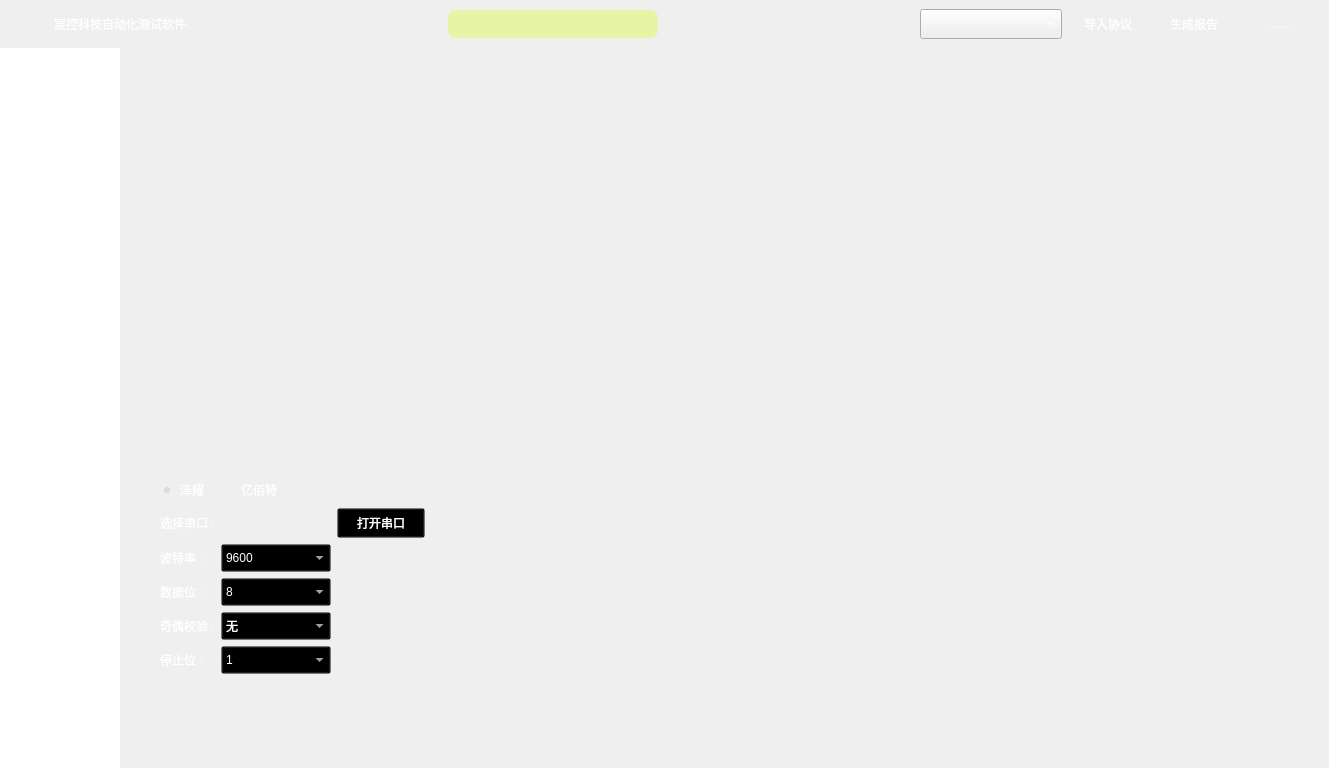
This is KCTS/KCTS Project/UI/main_window_ui.ui in learniuH/work as Qt 5 draws it before an edit. The edited form follows.
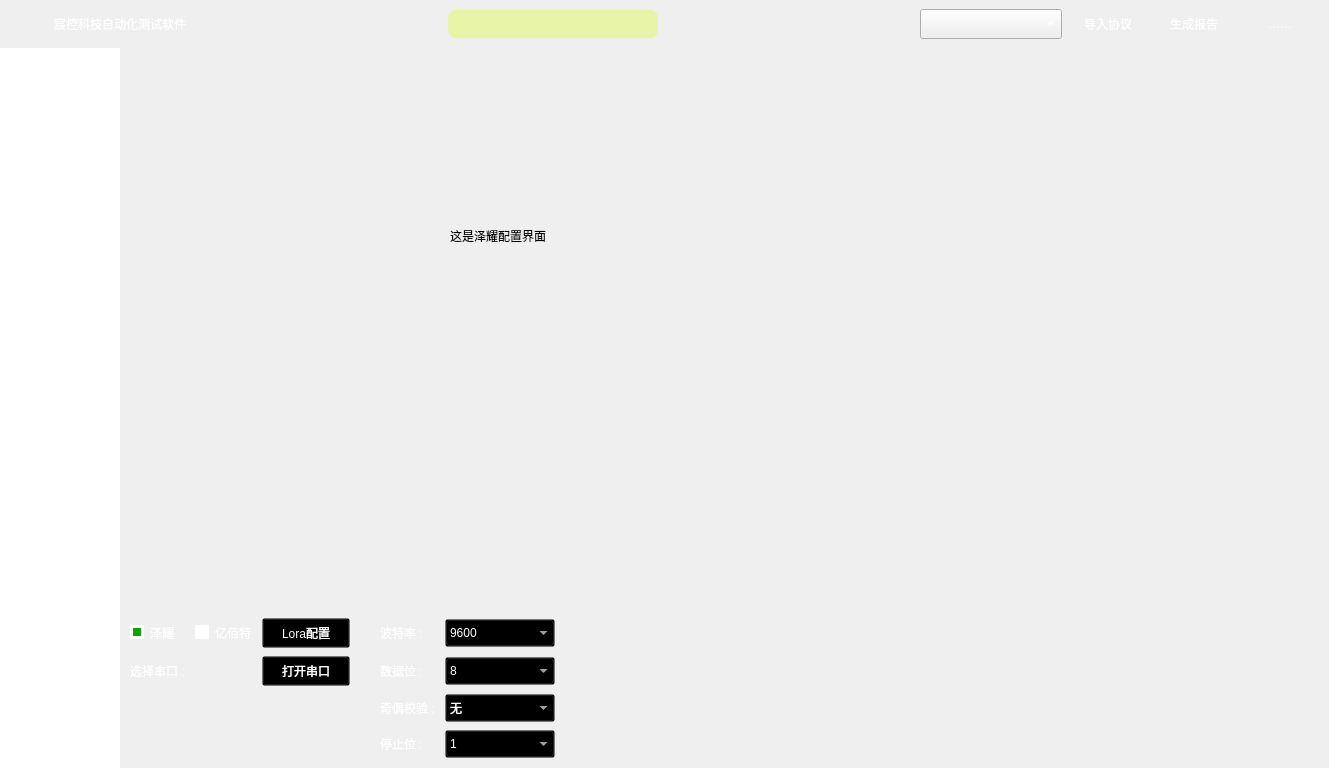
This is the edited form. The open tabs and pages were chosen to show the change. Icons and pictures are not drawn.

Commit message: 添加Lora配置

What changed in the file:
```diff
--- a/KCTS/KCTS Project/UI/main_window_ui.ui
+++ b/KCTS/KCTS Project/UI/main_window_ui.ui
@@ -3716,144 +3716,176 @@
 	background-color: transparent;
 }</string>
           </property>
-          <widget class="QWidget" name="gridLayoutWidget">
-           <property name="geometry">
-            <rect>
-             <x>40</x>
-             <y>430</y>
-             <width>1001</width>
-             <height>201</height>
-            </rect>
+          <layout class="QVBoxLayout" name="verticalLayout_10">
+           <property name="spacing">
+            <number>0</number>
            </property>
-           <layout class="QGridLayout" name="gridLayout_serial_port_info" rowstretch="0,0,0,0,0,0">
-            <item row="3" column="1">
-             <widget class="QComboBox" name="comboBox_data_bits">
-              <property name="styleSheet">
-               <string notr="true">QComboBox {
-	border: 1px solid qlineargradient(x1: 0, y1: 0, x2: 0, y2: 1,
-                                      stop: 0 #f6f7fa, stop: 1 #dadbde);
-	background-color: qlineargradient(spread: pad, x1: 1, y1: 0, x2: 0, y2: 1,
-		                              stop: 0 #0d1117,  /* 起始颜色 */
-		                              stop: 1 #414a5a   /* 结束颜色 */ ); /* 背景颜色 */
-	color: white;		/* 字体颜色 */
-	font: 9pt &quot;微软雅黑&quot;;
-	height: 22px;
-	min-width: 80px;
-}
-
-QComboBox::drop-down {
-	width: 18px;
-}
-
-QComboBox QAbstractItemView {
-	outline: 0px solid gray;
-	border: 2px solid qlineargradient(x1: 0, y1: 0, x2: 0, y2: 1,
-                                      stop: 0 #f6f7fa, stop: 1 #dadbde);
-	color: white;
-	background-color: qlineargradient(x1: 1, y1: 0, x2: 0, y2: 0,
-                                      stop: 0 #989da5, stop: 1 #404959);
-	selection-background-color: #435068;
-}
-
-QComboBox QAbstractItemView::item {
-	height: 22px;
-}
-
-/* 滚动条的宽度 */
-QComboBox QScrollBar:vertical {
-
-	width: 10px;
-}
-
-QComboBox QScrollBar::handle:vertical {
-	min-height: 20px; /* 滑块最小高度 */
-}
-
-/* 滚动条悬停颜色 */
-QComboBox QScrollBar::handle:vertical:hover {
-	border: 1px solid white;		/* 滚动条的边框颜色 */
-	background-color: #3c485d;
-}
-
-/* 始终隐藏上下箭头 */
-QComboBox QScrollBar::sub-line,
-QComboBox QScrollBar::add-line {
-	background: none;
-}
-
-QComboBox QScrollBar::add-page,
-QComboBox QScrollBar::sub-page {
-	background: qlineargradient(x1: 0, y1: 0, x2: 0, y2: 1,
-                                stop: 0 #f6f7fa, stop: 1 #dadbde);
-}
-</string>
-              </property>
-              <property name="currentIndex">
-               <number>3</number>
-              </property>
-              <item>
-               <property name="text">
-                <string>5</string>
+           <property name="leftMargin">
+            <number>0</number>
+           </property>
+           <property name="topMargin">
+            <number>0</number>
+           </property>
+           <property name="rightMargin">
+            <number>0</number>
+           </property>
+           <property name="bottomMargin">
+            <number>10</number>
+           </property>
+           <item>
+            <widget class="QStackedWidget" name="stackedWidget_serial_asst">
+             <widget class="QWidget" name="page_serial_asst_mainwindow">
+              <widget class="QLabel" name="label">
+               <property name="geometry">
+                <rect>
+                 <x>370</x>
+                 <y>190</y>
+                 <width>231</width>
+                 <height>16</height>
+                </rect>
                </property>
-              </item>
-              <item>
                <property name="text">
-                <string>6</string>
+                <string>串口助手主界面</string>
                </property>
-              </item>
-              <item>
+              </widget>
+             </widget>
+             <widget class="QWidget" name="page_ashining_config">
+              <widget class="QLabel" name="label_3">
+               <property name="geometry">
+                <rect>
+                 <x>330</x>
+                 <y>180</y>
+                 <width>241</width>
+                 <height>16</height>
+                </rect>
+               </property>
                <property name="text">
-                <string>7</string>
+                <string>这是泽耀配置界面</string>
                </property>
-              </item>
-              <item>
+              </widget>
+             </widget>
+             <widget class="QWidget" name="page_ebyte_config">
+              <widget class="QLabel" name="label_4">
+               <property name="geometry">
+                <rect>
+                 <x>380</x>
+                 <y>200</y>
+                 <width>231</width>
+                 <height>16</height>
+                </rect>
+               </property>
                <property name="text">
-                <string>8</string>
+                <string>这是ebyte配置界面</string>
                </property>
-              </item>
+              </widget>
              </widget>
-            </item>
-            <item row="3" column="0">
-             <widget class="QLabel" name="label_data_bits">
-              <property name="styleSheet">
-               <string notr="true">QLabel {
+            </widget>
+           </item>
+           <item>
+            <layout class="QGridLayout" name="gridLayout_serial_port_info" rowstretch="0,0,0,0">
+             <property name="horizontalSpacing">
+              <number>10</number>
+             </property>
+             <property name="verticalSpacing">
+              <number>8</number>
+             </property>
+             <item row="1" column="1">
+              <widget class="QLabel" name="label_com_select">
+               <property name="styleSheet">
+                <string notr="true">QLabel {
+	font: 9pt &quot;微软雅黑&quot;;
+	color: white;
 	max-width: 100px;
+}</string>
+               </property>
+               <property name="text">
+                <string>选择串口 :</string>
+               </property>
+              </widget>
+             </item>
+             <item row="0" column="5">
+              <widget class="QLabel" name="label_baud_rate">
+               <property name="minimumSize">
+                <size>
+                 <width>0</width>
+                 <height>0</height>
+                </size>
+               </property>
+               <property name="maximumSize">
+                <size>
+                 <width>100</width>
+                 <height>16777215</height>
+                </size>
+               </property>
+               <property name="styleSheet">
+                <string notr="true">QLabel {
 	font: 9pt &quot;微软雅黑&quot;;
+	max-width: 100px;
 	color: white;
 }</string>
-              </property>
-              <property name="text">
-               <string>数据位 :</string>
-              </property>
-             </widget>
-            </item>
-            <item row="1" column="0">
-             <widget class="QLabel" name="label_com_select">
-              <property name="styleSheet">
-               <string notr="true">QLabel {
+               </property>
+               <property name="text">
+                <string>波特率 :</string>
+               </property>
+              </widget>
+             </item>
+             <item row="1" column="5">
+              <widget class="QLabel" name="label_data_bits">
+               <property name="styleSheet">
+                <string notr="true">QLabel {
+	max-width: 100px;
 	font: 9pt &quot;微软雅黑&quot;;
 	color: white;
+}</string>
+               </property>
+               <property name="text">
+                <string>数据位 :</string>
+               </property>
+              </widget>
+             </item>
+             <item row="0" column="4">
+              <spacer name="horizontalSpacer_9">
+               <property name="orientation">
+                <enum>Qt::Horizontal</enum>
+               </property>
+               <property name="sizeType">
+                <enum>QSizePolicy::Fixed</enum>
+               </property>
+               <property name="sizeHint" stdset="0">
+                <size>
+                 <width>20</width>
+                 <height>20</height>
+                </size>
+               </property>
+              </spacer>
+             </item>
+             <item row="3" column="5">
+              <widget class="QLabel" name="label_stop_bit">
+               <property name="styleSheet">
+                <string notr="true">QLabel {
 	max-width: 100px;
+	font: 9pt &quot;微软雅黑&quot;;
+	color: white;
 }</string>
-              </property>
-              <property name="text">
-               <string>选择串口 :</string>
-              </property>
-             </widget>
-            </item>
-            <item row="2" column="1">
-             <widget class="QComboBox" name="comboBox_baud_rate">
-              <property name="enabled">
-               <bool>true</bool>
-              </property>
-              <property name="maximumSize">
-               <size>
-                <width>16777215</width>
-                <height>16777215</height>
-               </size>
-              </property>
-              <property name="styleSheet">
-               <string notr="true">QComboBox {
+               </property>
+               <property name="text">
+                <string>停止位 :</string>
+               </property>
+              </widget>
+             </item>
+             <item row="0" column="6">
+              <widget class="QComboBox" name="comboBox_baud_rate">
+               <property name="enabled">
+                <bool>true</bool>
+               </property>
+               <property name="maximumSize">
+                <size>
+                 <width>16777215</width>
+                 <height>16777215</height>
+                </size>
+               </property>
+               <property name="styleSheet">
+                <string notr="true">QComboBox {
 	border: 1px solid qlineargradient(x1: 0, y1: 0, x2: 0, y2: 1,
                                       stop: 0 #f6f7fa, stop: 1 #dadbde);
 	background-color: qlineargradient(spread: pad, x1: 1, y1: 0, x2: 0, y2: 1,
@@ -3923,86 +3955,176 @@
                                 stop: 0 #f6f7fa, stop: 1 #dadbde);
 }
 </string>
-              </property>
-              <property name="currentIndex">
-               <number>6</number>
-              </property>
-              <item>
-               <property name="text">
-                <string>110</string>
                </property>
-              </item>
-              <item>
-               <property name="text">
-                <string>300</string>
+               <property name="currentIndex">
+                <number>6</number>
                </property>
-              </item>
-              <item>
-               <property name="text">
-                <string>600</string>
+               <property name="maxVisibleItems">
+                <number>7</number>
                </property>
-              </item>
-              <item>
-               <property name="text">
-                <string>1200</string>
+               <item>
+                <property name="text">
+                 <string>110</string>
+                </property>
+               </item>
+               <item>
+                <property name="text">
+                 <string>300</string>
+                </property>
+               </item>
+               <item>
+                <property name="text">
+                 <string>600</string>
+                </property>
+               </item>
+               <item>
+                <property name="text">
+                 <string>1200</string>
+                </property>
+               </item>
+               <item>
+                <property name="text">
+                 <string>2400</string>
+                </property>
+               </item>
+               <item>
+                <property name="text">
+                 <string>4800</string>
+                </property>
+               </item>
+               <item>
+                <property name="text">
+                 <string>9600</string>
+                </property>
+               </item>
+               <item>
+                <property name="text">
+                 <string>14400</string>
+                </property>
+               </item>
+               <item>
+                <property name="text">
+                 <string>19200</string>
+                </property>
+               </item>
+               <item>
+                <property name="text">
+                 <string>38400</string>
+                </property>
+               </item>
+               <item>
+                <property name="text">
+                 <string>57600</string>
+                </property>
+               </item>
+               <item>
+                <property name="text">
+                 <string>115200</string>
+                </property>
+               </item>
+               <item>
+                <property name="text">
+                 <string>128000</string>
+                </property>
+               </item>
+               <item>
+                <property name="text">
+                 <string>256000</string>
+                </property>
+               </item>
+              </widget>
+             </item>
+             <item row="1" column="6">
+              <widget class="QComboBox" name="comboBox_data_bits">
+               <property name="styleSheet">
+                <string notr="true">QComboBox {
+	border: 1px solid qlineargradient(x1: 0, y1: 0, x2: 0, y2: 1,
+                                      stop: 0 #f6f7fa, stop: 1 #dadbde);
+	background-color: qlineargradient(spread: pad, x1: 1, y1: 0, x2: 0, y2: 1,
+		                              stop: 0 #0d1117,  /* 起始颜色 */
+		                              stop: 1 #414a5a   /* 结束颜色 */ ); /* 背景颜色 */
+	color: white;		/* 字体颜色 */
+	font: 9pt &quot;微软雅黑&quot;;
+	height: 22px;
+	min-width: 80px;
+}
+
+QComboBox::drop-down {
+	width: 18px;
+}
+
+QComboBox QAbstractItemView {
+	outline: 0px solid gray;
+	border: 2px solid qlineargradient(x1: 0, y1: 0, x2: 0, y2: 1,
+                                      stop: 0 #f6f7fa, stop: 1 #dadbde);
+	color: white;
+	background-color: qlineargradient(x1: 1, y1: 0, x2: 0, y2: 0,
+                                      stop: 0 #989da5, stop: 1 #404959);
+	selection-background-color: #435068;
+}
+
+QComboBox QAbstractItemView::item {
+	height: 22px;
+}
+
+/* 滚动条的宽度 */
+QComboBox QScrollBar:vertical {
+
+	width: 10px;
+}
+
+QComboBox QScrollBar::handle:vertical {
+	min-height: 20px; /* 滑块最小高度 */
+}
+
+/* 滚动条悬停颜色 */
+QComboBox QScrollBar::handle:vertical:hover {
+	border: 1px solid white;		/* 滚动条的边框颜色 */
+	background-color: #3c485d;
+}
+
+/* 始终隐藏上下箭头 */
+QComboBox QScrollBar::sub-line,
+QComboBox QScrollBar::add-line {
+	background: none;
+}
+
+QComboBox QScrollBar::add-page,
+QComboBox QScrollBar::sub-page {
+	background: qlineargradient(x1: 0, y1: 0, x2: 0, y2: 1,
+                                stop: 0 #f6f7fa, stop: 1 #dadbde);
+}
+</string>
                </property>
-              </item>
-              <item>
-               <property name="text">
-                <string>2400</string>
+               <property name="currentIndex">
+                <number>3</number>
                </property>
-              </item>
-              <item>
-               <property name="text">
-                <string>4800</string>
-               </property>
-              </item>
-              <item>
-               <property name="text">
-                <string>9600</string>
-               </property>
-              </item>
-              <item>
-               <property name="text">
-                <string>14400</string>
-               </property>
-              </item>
-              <item>
-               <property name="text">
-                <string>19200</string>
-               </property>
-              </item>
-              <item>
-               <property name="text">
-                <string>38400</string>
-               </property>
-              </item>
-              <item>
-               <property name="text">
-                <string>57600</string>
-               </property>
-              </item>
-              <item>
-               <property name="text">
-                <string>115200</string>
-               </property>
-              </item>
-              <item>
-               <property name="text">
-                <string>128000</string>
-               </property>
-              </item>
-              <item>
-               <property name="text">
-                <string>256000</string>
-               </property>
-              </item>
-             </widget>
-            </item>
-            <item row="4" column="1">
-             <widget class="QComboBox" name="comboBox_parity">
-              <property name="styleSheet">
-               <string notr="true">QComboBox {
+               <item>
+                <property name="text">
+                 <string>5</string>
+                </property>
+               </item>
+               <item>
+                <property name="text">
+                 <string>6</string>
+                </property>
+               </item>
+               <item>
+                <property name="text">
+                 <string>7</string>
+                </property>
+               </item>
+               <item>
+                <property name="text">
+                 <string>8</string>
+                </property>
+               </item>
+              </widget>
+             </item>
+             <item row="3" column="6">
+              <widget class="QComboBox" name="comboBox_stop_bits">
+               <property name="styleSheet">
+                <string notr="true">QComboBox {
 	border: 1px solid qlineargradient(x1: 0, y1: 0, x2: 0, y2: 1,
                                       stop: 0 #f6f7fa, stop: 1 #dadbde);
 	background-color: qlineargradient(spread: pad, x1: 1, y1: 0, x2: 0, y2: 1,
@@ -4060,34 +4182,114 @@
                                 stop: 0 #f6f7fa, stop: 1 #dadbde);
 }
 </string>
-              </property>
-              <item>
-               <property name="text">
-                <string>无</string>
                </property>
-              </item>
-              <item>
+               <item>
+                <property name="text">
+                 <string>1</string>
+                </property>
+               </item>
+               <item>
+                <property name="text">
+                 <string>1.5</string>
+                </property>
+               </item>
+               <item>
+                <property name="text">
+                 <string>2</string>
+                </property>
+               </item>
+              </widget>
+             </item>
+             <item row="0" column="2">
+              <widget class="QRadioButton" name="radioButton_ebyte">
+               <property name="styleSheet">
+                <string notr="true">QRadioButton {
+	font: 9pt &quot;微软雅黑&quot;;
+	color: white;
+}
+
+/* 未选中状态的 RadioButton 指示器 */
+QRadioButton::indicator {
+    background-color: white; /* 默认背景颜色 */
+    border-radius: 8px; /* 圆形指示器 */
+}
+
+/* 选中状态的 RadioButton 指示器 */
+QRadioButton::indicator:checked {
+    background-color: #0ba500; /* 选中时的背景颜色 */
+    border: 3px solid white; /* 选中时的边框颜色 */
+}
+
+/* 鼠标悬停状态的 RadioButton 指示器 */
+QRadioButton::indicator:!checked:hover {
+    background-color: #baffae; /* 鼠标悬停时的背景颜色 */
+}
+
+</string>
+               </property>
                <property name="text">
-                <string>奇校验</string>
+                <string>亿佰特</string>
                </property>
-              </item>
-              <item>
+              </widget>
+             </item>
+             <item row="0" column="1">
+              <widget class="QRadioButton" name="radioButton_ashining">
+               <property name="styleSheet">
+                <string notr="true">QRadioButton {
+	font: 9pt &quot;微软雅黑&quot;;
+	color: white;
+}
+
+/* 未选中状态的 RadioButton 指示器 */
+QRadioButton::indicator {
+    background-color: white; /* 默认背景颜色 */
+    border-radius: 8px; /* 圆形指示器 */
+}
+
+/* 选中状态的 RadioButton 指示器 */
+QRadioButton::indicator:checked {
+    background-color: #0ba500; /* 选中时的背景颜色 */
+    border: 3px solid white; /* 选中时的边框颜色 */
+}
+
+/* 鼠标悬停状态的 RadioButton 指示器 */
+QRadioButton::indicator:!checked:hover {
+    background-color: #baffae; /* 鼠标悬停时的背景颜色 */
+}
+
+</string>
+               </property>
                <property name="text">
-                <string>偶校验</string>
+                <string>泽耀</string>
                </property>
-              </item>
-             </widget>
-            </item>
-            <item row="1" column="2">
-             <widget class="QPushButton" name="pushButton_open_serial_port">
-              <property name="sizePolicy">
-               <sizepolicy hsizetype="Fixed" vsizetype="Fixed">
-                <horstretch>0</horstretch>
-                <verstretch>0</verstretch>
-               </sizepolicy>
-              </property>
-              <property name="styleSheet">
-               <string notr="true">QPushButton {
+               <property name="checked">
+                <bool>true</bool>
+               </property>
+              </widget>
+             </item>
+             <item row="0" column="7">
+              <spacer name="horizontalSpacer_10">
+               <property name="orientation">
+                <enum>Qt::Horizontal</enum>
+               </property>
+               <property name="sizeHint" stdset="0">
+                <size>
+                 <width>40</width>
+                 <height>20</height>
+                </size>
+               </property>
+              </spacer>
+             </item>
+             <item row="0" column="3">
+              <widget class="QPushButton" name="pushButton_lora_config">
+               <property name="sizePolicy">
+                <sizepolicy hsizetype="Fixed" vsizetype="Fixed">
+                 <horstretch>0</horstretch>
+                 <verstretch>0</verstretch>
+                </sizepolicy>
+               </property>
+               <property name="styleSheet">
+                <string notr="true">QPushButton {
     border: 1px solid qlineargradient(x1: 0, y1: 0, x2: 0, y2: 1,
                                       stop: 0 #f6f7fa, stop: 1 #dadbde);
     background-color: qlineargradient(x1: 0, y1: 0, x2: 0, y2: 1,
@@ -4112,57 +4314,16 @@
 
 
 </string>
-              </property>
-              <property name="text">
-               <string>打开串口</string>
-              </property>
-             </widget>
-            </item>
-            <item row="4" column="0">
-             <widget class="QLabel" name="label_parity">
-              <property name="styleSheet">
-               <string notr="true">QLabel {
-	max-width: 100px;
-	font: 9pt &quot;微软雅黑&quot;;
-	color: white;
-}</string>
-              </property>
-              <property name="text">
-               <string>奇偶校验 :</string>
-              </property>
-             </widget>
-            </item>
-            <item row="5" column="0">
-             <widget class="QLabel" name="label_stop_bit">
-              <property name="styleSheet">
-               <string notr="true">QLabel {
-	max-width: 100px;
-	font: 9pt &quot;微软雅黑&quot;;
-	color: white;
-}</string>
-              </property>
-              <property name="text">
-               <string>停止位 :</string>
-              </property>
-             </widget>
-            </item>
-            <item row="2" column="2">
-             <spacer name="horizontalSpacer_9">
-              <property name="orientation">
-               <enum>Qt::Horizontal</enum>
-              </property>
-              <property name="sizeHint" stdset="0">
-               <size>
-                <width>40</width>
-                <height>20</height>
-               </size>
-              </property>
-             </spacer>
-            </item>
-            <item row="5" column="1">
-             <widget class="QComboBox" name="comboBox_stop_bits">
-              <property name="styleSheet">
-               <string notr="true">QComboBox {
+               </property>
+               <property name="text">
+                <string>Lora配置</string>
+               </property>
+              </widget>
+             </item>
+             <item row="2" column="6">
+              <widget class="QComboBox" name="comboBox_parity">
+               <property name="styleSheet">
+                <string notr="true">QComboBox {
 	border: 1px solid qlineargradient(x1: 0, y1: 0, x2: 0, y2: 1,
                                       stop: 0 #f6f7fa, stop: 1 #dadbde);
 	background-color: qlineargradient(spread: pad, x1: 1, y1: 0, x2: 0, y2: 1,
@@ -4220,84 +4381,97 @@
                                 stop: 0 #f6f7fa, stop: 1 #dadbde);
 }
 </string>
-              </property>
-              <item>
-               <property name="text">
-                <string>1</string>
                </property>
-              </item>
-              <item>
-               <property name="text">
-                <string>1.5</string>
+               <item>
+                <property name="text">
+                 <string>无</string>
+                </property>
+               </item>
+               <item>
+                <property name="text">
+                 <string>奇校验</string>
+                </property>
+               </item>
+               <item>
+                <property name="text">
+                 <string>偶校验</string>
+                </property>
+               </item>
+              </widget>
+             </item>
+             <item row="2" column="5">
+              <widget class="QLabel" name="label_parity">
+               <property name="styleSheet">
+                <string notr="true">QLabel {
+	max-width: 100px;
+	font: 9pt &quot;微软雅黑&quot;;
+	color: white;
+}</string>
                </property>
-              </item>
-              <item>
                <property name="text">
-                <string>2</string>
+                <string>奇偶校验 :</string>
                </property>
-              </item>
-             </widget>
-            </item>
-            <item row="2" column="0">
-             <widget class="QLabel" name="label_baud_rate">
-              <property name="minimumSize">
-               <size>
-                <width>0</width>
-                <height>0</height>
-               </size>
-              </property>
-              <property name="maximumSize">
-               <size>
-                <width>100</width>
-                <height>16777215</height>
-               </size>
-              </property>
-              <property name="styleSheet">
-               <string notr="true">QLabel {
+              </widget>
+             </item>
+             <item row="1" column="3">
+              <widget class="QPushButton" name="pushButton_open_serial_port">
+               <property name="sizePolicy">
+                <sizepolicy hsizetype="Fixed" vsizetype="Fixed">
+                 <horstretch>0</horstretch>
+                 <verstretch>0</verstretch>
+                </sizepolicy>
+               </property>
+               <property name="styleSheet">
+                <string notr="true">QPushButton {
+    border: 1px solid qlineargradient(x1: 0, y1: 0, x2: 0, y2: 1,
+                                      stop: 0 #f6f7fa, stop: 1 #dadbde);
+    background-color: qlineargradient(x1: 0, y1: 0, x2: 0, y2: 1,
+                                      stop: 0 #435068, stop: 1 #2a354e);
+    width: 80px;
+	height: 22px;
 	font: 9pt &quot;微软雅黑&quot;;
-	max-width: 100px;
 	color: white;
-}</string>
-              </property>
-              <property name="text">
-               <string>波特率 :</string>
-              </property>
-             </widget>
-            </item>
-            <item row="0" column="0">
-             <widget class="QRadioButton" name="radioButton">
-              <property name="styleSheet">
-               <string notr="true">QRadioButton {
-	font: 9pt &quot;微软雅黑&quot;;
-	color: white;
 }
 
-QRadioButton::indicator:hover {
-}</string>
-              </property>
-              <property name="text">
-               <string>泽耀</string>
-              </property>
-              <property name="checked">
-               <bool>true</bool>
-              </property>
-             </widget>
-            </item>
-            <item row="0" column="1">
-             <widget class="QRadioButton" name="radioButton_2">
-              <property name="styleSheet">
-               <string notr="true">QRadioButton {
-	font: 9pt &quot;微软雅黑&quot;;
-	color: white;
-}</string>
-              </property>
-              <property name="text">
-               <string>亿佰特</string>
-              </property>
-             </widget>
-            </item>
-           </layout>
-          </widget>
+QPushButton:hover {
+	background-color: #435068
+}
+
+QPushButton:pressed {
+    background-color: #2c3646
+}
+
+QPushButton:disabled {
+    background-color: #434b5d
+}
+
+
+</string>
+               </property>
+               <property name="text">
+                <string>打开串口</string>
+               </property>
+              </widget>
+             </item>
+             <item row="0" column="0">
+              <spacer name="horizontalSpacer_11">
+               <property name="orientation">
+                <enum>Qt::Horizontal</enum>
+               </property>
+               <property name="sizeType">
+                <enum>QSizePolicy::Fixed</enum>
+               </property>
+               <property name="sizeHint" stdset="0">
+                <size>
+                 <width>10</width>
+                 <height>20</height>
+                </size>
+               </property>
+              </spacer>
+             </item>
+            </layout>
+           </item>
+          </layout>
          </widget>
         </widget>
        </item>
```
The commit also changes 5 other files.
